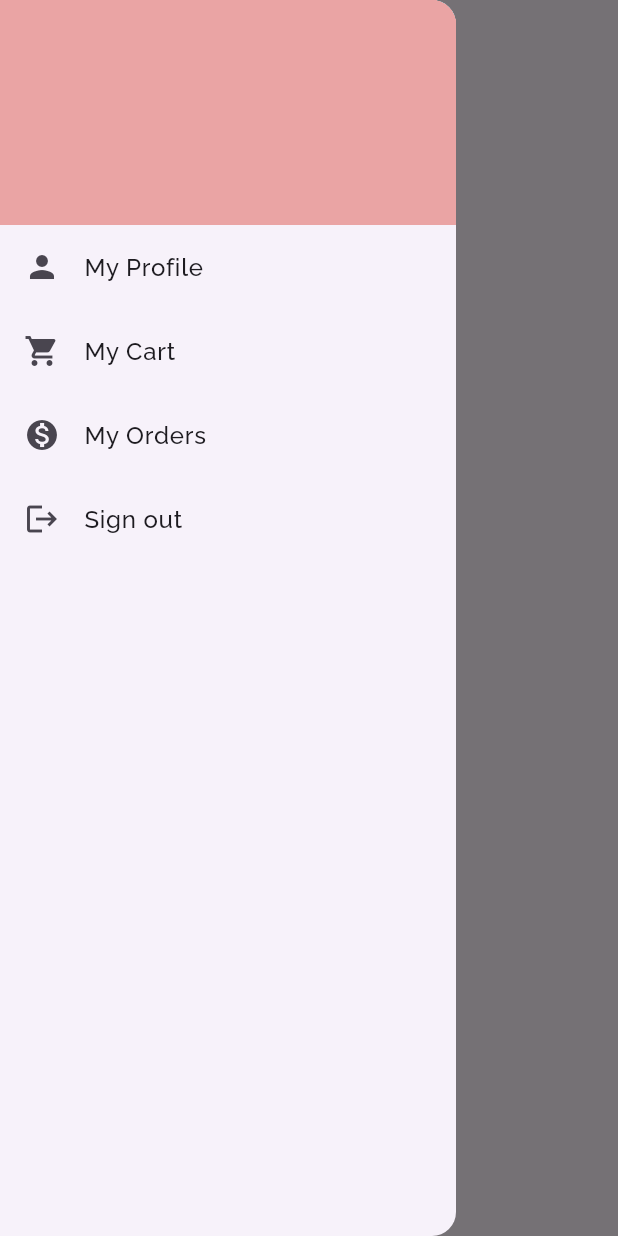
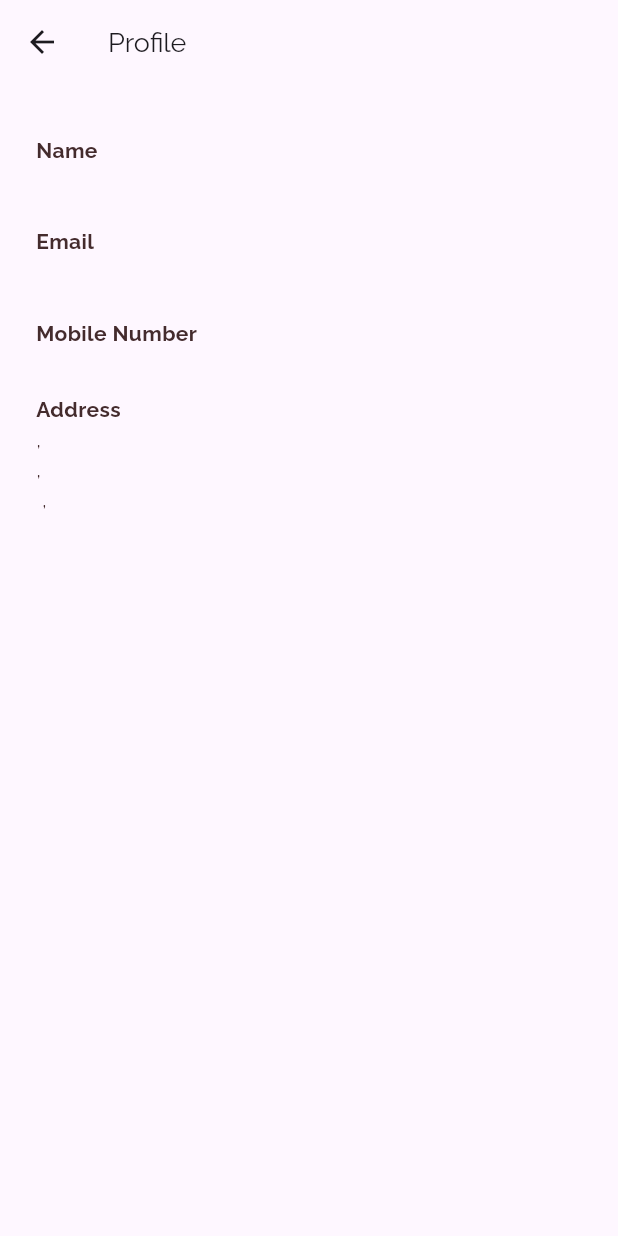
Before and after one commit to Ananyakumar186/firebase_user_app, a Flutter app: the ViewTelescope screen opened by its route, in the side drawer, after a tap on "My Profile", on a phone screen of 412 x 824 dp. Run offline on Flutter 3.47's test engine with Material 3 defaults, Android fonts, the phone set to English and light mode, and no system bars; our stand-ins replace cached_network_image, cloud_firestore, csc_picker, firebase_auth, firebase_core, flutter_easyloading and 4 more; accounts and stored records are empty.

Commit message:
profile page added.

```diff
--- a/lib/customWidgets/main_drawer.dart
+++ b/lib/customWidgets/main_drawer.dart
@@ -1,6 +1,7 @@
 import 'package:flutter/material.dart';
 import 'package:go_router/go_router.dart';
 import 'package:sklens_user_app/pages/cart_page.dart';
+import 'package:sklens_user_app/pages/my_profile_page.dart';
 import 'package:sklens_user_app/pages/orders_page.dart';
 
 import '../auth/auth_service.dart';
@@ -18,9 +19,13 @@ class MainDrawer extends StatelessWidget {
           Container(
             color: Theme.of(context).colorScheme.primary,
             height: 150,
+            child: const Center(child: Text('StarGaze E-Shop', style: TextStyle(fontSize: 24, fontWeight: FontWeight.bold, fontStyle: FontStyle.italic),)),
           ),
           ListTile(
-            onTap: () {},
+            onTap: () {
+              context.pop();
+              context.goNamed(MyProfilePage.routeName);
+            },
             leading: const Icon(Icons.person),
             title: const Text("My Profile"),
           ),
@@ -34,6 +39,7 @@ class MainDrawer extends StatelessWidget {
           ),
           ListTile(
             onTap: () {
+              context.pop();
               context.goNamed(OrdersPage.routeName);
             },
             leading: const Icon(Icons.monetization_on),
--- a/lib/main.dart
+++ b/lib/main.dart
@@ -8,6 +8,7 @@ import 'package:sklens_user_app/auth/auth_service.dart';
 import 'package:sklens_user_app/pages/cart_page.dart';
 import 'package:sklens_user_app/pages/checkout_page.dart';
 import 'package:sklens_user_app/pages/login_page.dart';
+import 'package:sklens_user_app/pages/my_profile_page.dart';
 import 'package:sklens_user_app/pages/orders_page.dart';
 import 'package:sklens_user_app/pages/telescope_detail_page.dart';
 import 'package:sklens_user_app/pages/view_telescope.dart';
@@ -120,6 +121,11 @@ class MyApp extends StatelessWidget {
               path: OrdersPage.routeName,
               name: OrdersPage.routeName,
               builder: (context, state) =>  const OrdersPage(),
+            ),
+            GoRoute(
+              path: MyProfilePage.routeName,
+              name: MyProfilePage.routeName,
+              builder: (context, state) => MyProfilePage(),
             )
           ]
         )
--- /dev/null
+++ b/lib/pages/my_profile_page.dart
@@ -0,0 +1,63 @@
+import 'package:flutter/material.dart';
+import 'package:provider/provider.dart';
+import 'package:sklens_user_app/auth/auth_service.dart';
+import 'package:sklens_user_app/providers/user_provider.dart';
+
+import '../models/app_user.dart';
+
+class MyProfilePage extends StatefulWidget {
+  static const String routeName = 'profile_page';
+
+  const MyProfilePage({super.key});
+
+  @override
+  State<MyProfilePage> createState() => _MyProfilePageState();
+}
+
+class _MyProfilePageState extends State<MyProfilePage> {
+  @override
+  Widget build(BuildContext context) {
+    return Scaffold(
+      appBar: AppBar(
+        title: const Text('Profile'),
+      ),
+      body: Consumer<UserProvider>(
+        builder: (context, provider, child) => Padding(
+          padding: const EdgeInsets.all(24.0),
+          child: Expanded(
+            child: Column(
+              crossAxisAlignment: CrossAxisAlignment.start,
+
+              children: [
+                buildColumn('Name', provider.appUser!.userName!),
+                buildColumn('Email', provider.appUser!.email),
+                buildColumn('Mobile Number', provider.appUser!.phone!),
+                Column(
+                  crossAxisAlignment: CrossAxisAlignment.start,
+                  mainAxisAlignment: MainAxisAlignment.start,
+                  children: [
+                    const Text('Address', style: TextStyle(fontWeight: FontWeight.bold)),
+                    Text('${provider.appUser!.userAddress!.streetAdress},'),
+                    Text('${provider.appUser!.userAddress!.city},'),
+                    Text('${provider.appUser!.userAddress!.country} , ${provider.appUser!.userAddress!.postCode}')
+                  ],
+                )
+              ],
+            ),
+          ),
+        ),
+      ),
+    );
+  }
+
+  Widget buildColumn(headerName, value) {
+    return Padding(
+      padding: const EdgeInsets.symmetric(vertical: 10),
+      child: Column(
+        crossAxisAlignment: CrossAxisAlignment.start,
+        mainAxisAlignment: MainAxisAlignment.spaceAround,
+        children: [Text(headerName, style: const TextStyle(fontWeight: FontWeight.bold),), Text(value)],
+      ),
+    );
+  }
+}
```
Also changed, not shown: lib/pages/orders_page.dart (+23 -2 lines), lib/pages/view_telescope.dart (+1 -13 lines).
